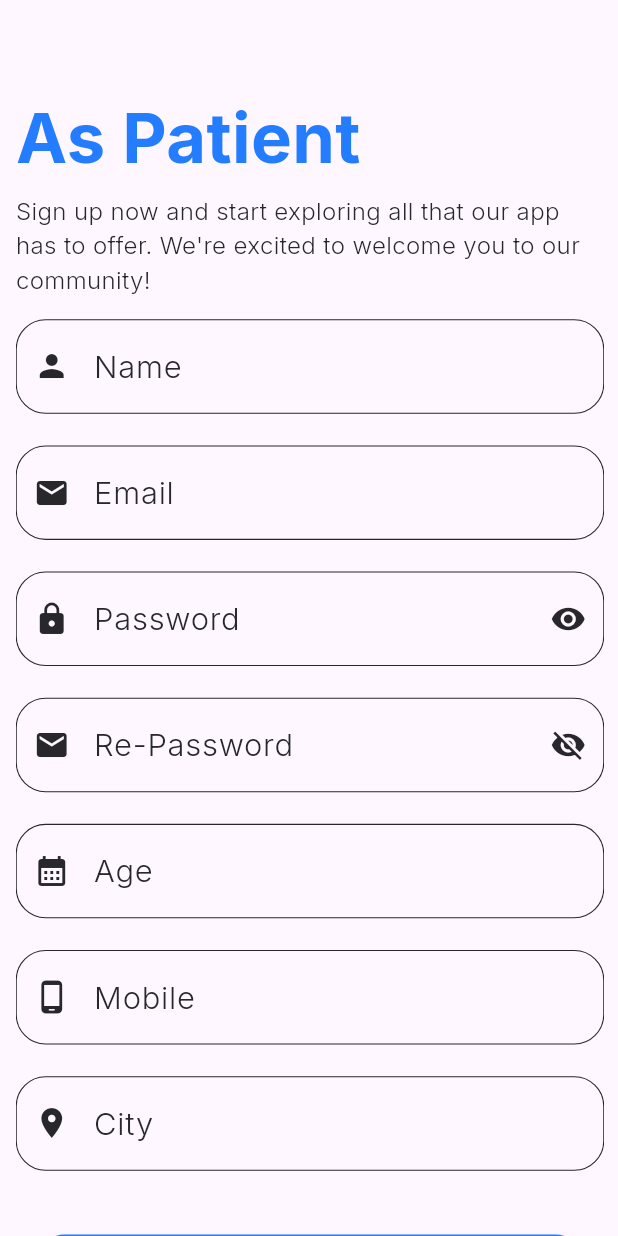
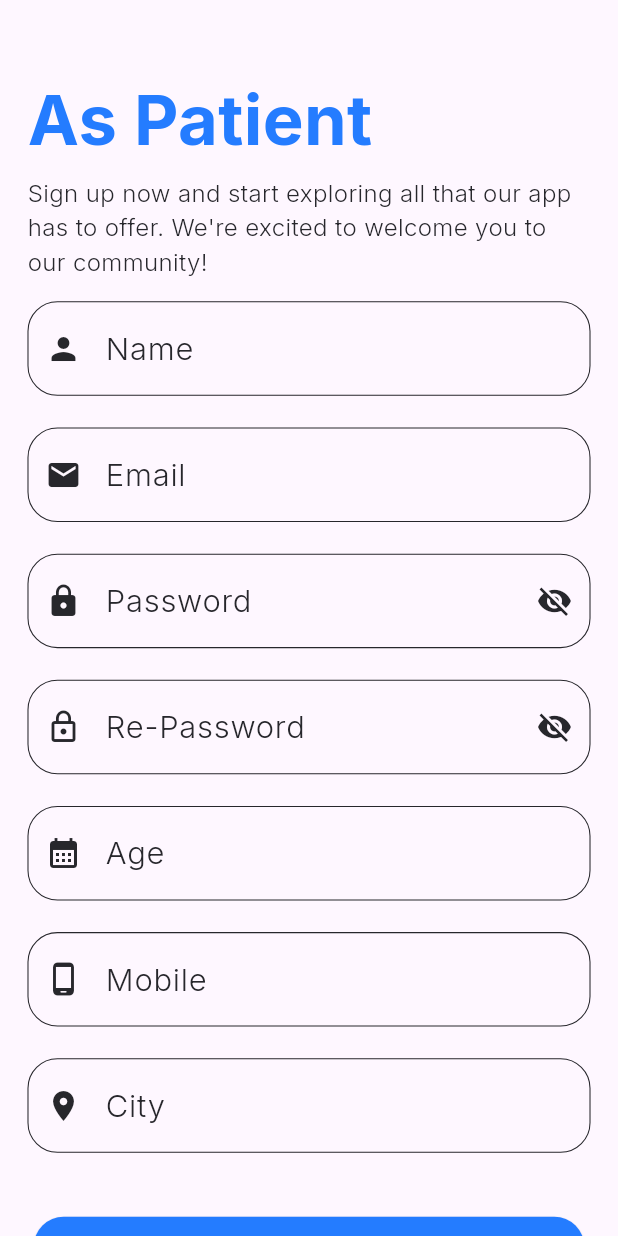
Before and after one commit to seiftarek10/clinic_square, a Flutter app: the SignUpPatinet screen opened by its route, on a phone screen of 412 x 824 dp. Run offline on Flutter 3.47's test engine with Material 3 defaults, Android fonts, the light colour scheme and no system bars; our stand-ins replace flutter_screenutil, font_awesome_flutter, go_router, google_fonts.

Commit message:
add regex experssion and create form Conditionfile

```diff
--- /dev/null
+++ b/lib/Core/Helpers/extensions.dart
@@ -0,0 +1,3 @@
+extension StringExtension on String? {
+  bool isNullOrEmpty()=>this!.isEmpty || this == null;
+}
--- a/lib/Core/Widgets/app_padding.dart
+++ b/lib/Core/Widgets/app_padding.dart
@@ -9,7 +9,7 @@
   @override
   Widget build(BuildContext context) {
     return Padding(
-      padding: EdgeInsets.fromLTRB(8.w.w, 50.h, 8.w,0),
+      padding: EdgeInsets.symmetric(horizontal: 16.w),
       child: child,
     );
   }
--- a/lib/Core/Widgets/app_text_field.dart
+++ b/lib/Core/Widgets/app_text_field.dart
@@ -10,7 +10,8 @@
       required this.icon,
       this.suffixIcon,
       required this.controller,
-      required this.validator, this.onPressed});
+      required this.validator,
+      this.onPressed, this.isSecureText});
 
   final String hintText;
   final IconData icon;
@@ -18,6 +19,7 @@
   final TextEditingController controller;
   final String Function(String?) validator;
   final void Function()? onPressed;
+  final bool? isSecureText;
 
   @override
   State<AppTextField> createState() => _AppTextFieldState();
@@ -55,6 +57,7 @@
         controller: widget.controller,
         validator: widget.validator,
         focusNode: _focusNode,
+        obscureText: widget.isSecureText??false,
         decoration: InputDecoration(
             hintText: widget.hintText,
             hintStyle: Fonts.font18_250Lightgrey,
@@ -64,10 +67,8 @@
             ),
             suffixIcon: IconButton(
               onPressed: widget.onPressed,
-              icon: Icon(
-                widget.suffixIcon,
-                color: isFocused ? AppColors.mainBlue : AppColors.lightGrey),
-
+              icon: Icon(widget.suffixIcon,
+                  color: isFocused ? AppColors.mainBlue : AppColors.lightGrey),
             ),
             enabledBorder: borderStyle(color: AppColors.lightGrey, width: 0.7),
             focusedBorder: borderStyle(width: 1.5, color: AppColors.mainBlue),
--- a/lib/Features/Authentication/Prsenetaion/Sign up/Sign Up Patinet/sign_up_patinet.dart
+++ b/lib/Features/Authentication/Prsenetaion/Sign up/Sign Up Patinet/sign_up_patinet.dart
@@ -19,6 +19,7 @@
       child: SingleChildScrollView(
         child: Column(
           children: [
+            SizedBox(height: 40.h),
             const SignUpHeaderText(header: 'As Patient'),
             SizedBox(height: 12.h),
             const SignupForm(),
--- a/lib/Features/Authentication/Prsenetaion/Sign up/Sign_Up_As/sign_up_as.dart
+++ b/lib/Features/Authentication/Prsenetaion/Sign up/Sign_Up_As/sign_up_as.dart
@@ -16,6 +16,7 @@
           child: AppPadding(
             child: Column(
               children: [
+                SizedBox(height: 40.h),
                 const SignUpHeaderText(
                   header: 'Sing Up As',
                 ),
--- a/lib/Features/Authentication/Prsenetaion/Sign up/signup_form.dart
+++ b/lib/Features/Authentication/Prsenetaion/Sign up/signup_form.dart
@@ -1,14 +1,26 @@
 import 'package:clinic_square/Core/Widgets/app_text_field.dart';
 import 'package:flutter/material.dart';
 
-class SignupForm extends StatelessWidget {
+class SignupForm extends StatefulWidget {
   const SignupForm({
     super.key,
   });
 
   @override
+  State<SignupForm> createState() => _SignupFormState();
+}
+
+class _SignupFormState extends State<SignupForm> {
+  bool showPassword = true;
+  bool showRePassword = true;
+
+  TextEditingController controller = TextEditingController();
+  TextEditingController controller1 = TextEditingController();
+  final _formKey = GlobalKey<FormState>();
+  @override
   Widget build(BuildContext context) {
     return Form(
+      key: _formKey,
       child: Column(
         children: [
           AppTextField(
@@ -30,27 +42,45 @@
           AppTextField(
             hintText: 'Password',
             icon: Icons.lock,
-          suffixIcon: Icons.visibility,
-          controller: TextEditingController(),
+            suffixIcon:
+                showPassword == true ? Icons.visibility_off : Icons.visibility,
+            isSecureText: showPassword,
+            onPressed: () {
+              setState(() {
+                showPassword = !showPassword;
+              });
+            },
+            controller: controller,
             validator: (value) {
               return "";
             },
-                    ), AppTextField(
+          ),
+          AppTextField(
             hintText: 'Re-Password',
-            icon: Icons.email,
-            suffixIcon: Icons.visibility_off,
-            controller: TextEditingController(),
+            icon: Icons.lock_outline,
+            suffixIcon: showRePassword == true
+                ? Icons.visibility_off
+                : Icons.visibility,
+            isSecureText: showRePassword,
+            onPressed: () {
+              setState(() {
+                showRePassword = !showRePassword;
+              });
+            },
+            controller: controller1,
             validator: (value) {
               return "";
             },
-          ), AppTextField(
+          ),
+          AppTextField(
             hintText: 'Age',
             icon: Icons.calendar_month,
             controller: TextEditingController(),
             validator: (value) {
               return "";
             },
-          ), AppTextField(
+          ),
+          AppTextField(
             hintText: 'Mobile',
             icon: Icons.phone_android_rounded,
             controller: TextEditingController(),
```
Also changed, not shown: lib/Core/Helpers/regex.dart (added, +9 -0 lines), lib/Core/Ui_Helpers/form_conditions.dart (added, +11 -0 lines). Lines whose indentation alone changed are shown as unchanged.
